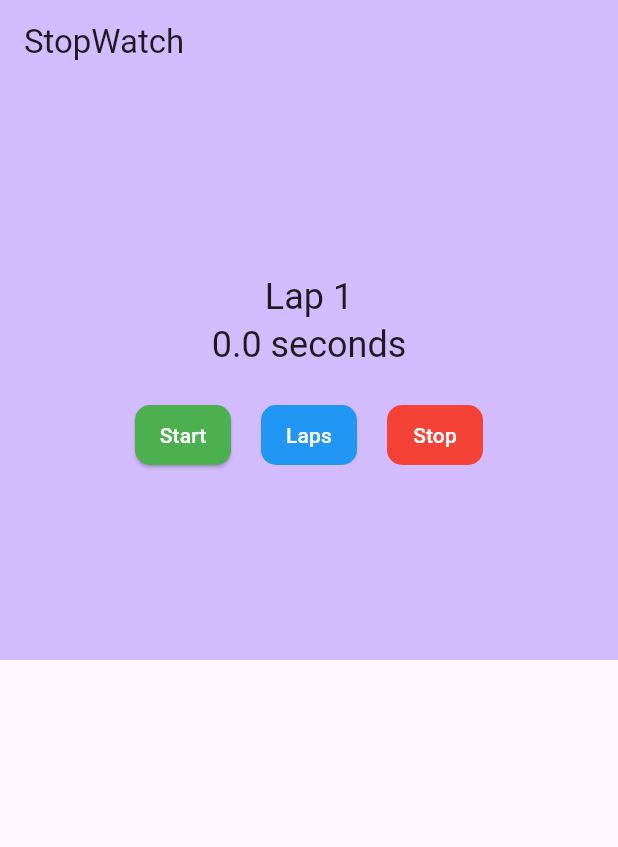
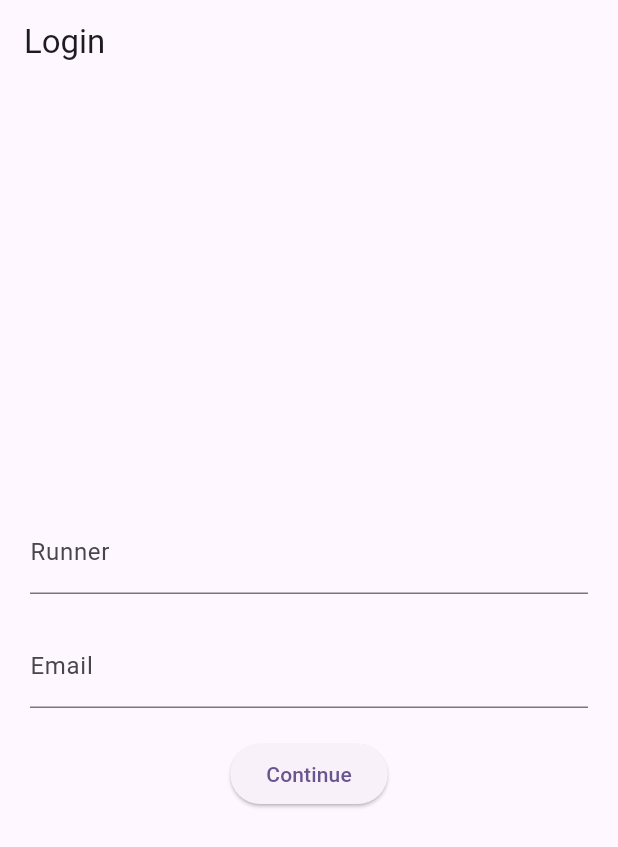
Before and after one commit to alomia/stopwatch-app, a Flutter app: the screen it shows after launch, on a phone screen of 412 x 824 dp. Shown: the top 847 px of the screen. Run offline on Flutter 3.47's test engine with Material 3 defaults, Android fonts, the phone set to English and light mode, and no system bars.

Commit message:
working with TextFields

```diff
--- /dev/null
+++ b/lib/login_screen.dart
@@ -0,0 +1,99 @@
+import 'package:flutter/material.dart';
+
+class LoginScreen extends StatefulWidget {
+  const LoginScreen({super.key});
+
+  @override
+  State<LoginScreen> createState() => _LoginScreenState();
+}
+
+class _LoginScreenState extends State<LoginScreen> {
+  bool loggedIn = false;
+  String name = "";
+
+  final _nameController = TextEditingController();
+  final _emailController = TextEditingController();
+  final _formKey = GlobalKey<FormState>();
+
+  @override
+  Widget build(BuildContext context) {
+    return Scaffold(
+      appBar: AppBar(
+        title: const Text("Login"),
+      ),
+      body: Center(
+        child: loggedIn ? _buildSuccess() : _buildLoginForm(),
+      ),
+    );
+  }
+
+  Widget _buildSuccess() {
+    return Column(
+      mainAxisAlignment: MainAxisAlignment.center,
+      children: <Widget>[
+        const Icon(Icons.check, color: Colors.orangeAccent),
+        Text("Hi $name")
+      ],
+    );
+  }
+
+  _buildLoginForm() {
+    return Form(
+      key: _formKey,
+      child: Padding(
+        padding: const EdgeInsets.all(20.0),
+        child: Column(
+          mainAxisAlignment: MainAxisAlignment.center,
+          children: [
+            TextFormField(
+              controller: _nameController,
+              decoration: const InputDecoration(labelText: "Runner"),
+              validator: (text) =>
+                  text!.isEmpty ? "Enter the runner's name." : null,
+            ),
+            const SizedBox(height: 20.0),
+            TextFormField(
+              controller: _emailController,
+              keyboardType: TextInputType.emailAddress,
+              decoration: const InputDecoration(labelText: "Email"),
+              validator: (text) {
+                if (text!.isEmpty) {
+                  return "Enter the runner's email.";
+                }
+
+                final regex = RegExp("[^@]+@[^.]+..+");
+                if (!regex.hasMatch(text)) {
+                  return "Enter a valid email";
+                }
+
+                return null;
+              },
+            ),
+            const SizedBox(height: 20.0),
+            ElevatedButton(
+              onPressed: _validate,
+              child: const Text("Continue"),
+            )
+          ],
+        ),
+      ),
+    );
+  }
+
+  void _validate() {
+    final form = _formKey.currentState;
+    if (form?.validate() ?? false) {
+      setState(() {
+        loggedIn = true;
+        name = _nameController.text;
+      });
+    }
+  }
+
+  @override
+  void dispose() {
+    _nameController.dispose();
+    _emailController.dispose();
+    super.dispose();
+  }
+}
--- a/lib/main.dart
+++ b/lib/main.dart
@@ -1,5 +1,5 @@
 import 'package:flutter/material.dart';
-import 'package:stopwatch/stopwatch.dart';
+import 'package:stopwatch/login_screen.dart';
 
 void main() {
   runApp(const MyApp());
@@ -17,7 +17,7 @@ class MyApp extends StatelessWidget {
         colorScheme: ColorScheme.fromSeed(seedColor: Colors.deepPurple),
         useMaterial3: true,
       ),
-      home: const StopWatch(),
+      home: const LoginScreen(),
     );
   }
 }
```
Also changed, not shown: lib/stopwatch.dart (+24 -7 lines).
